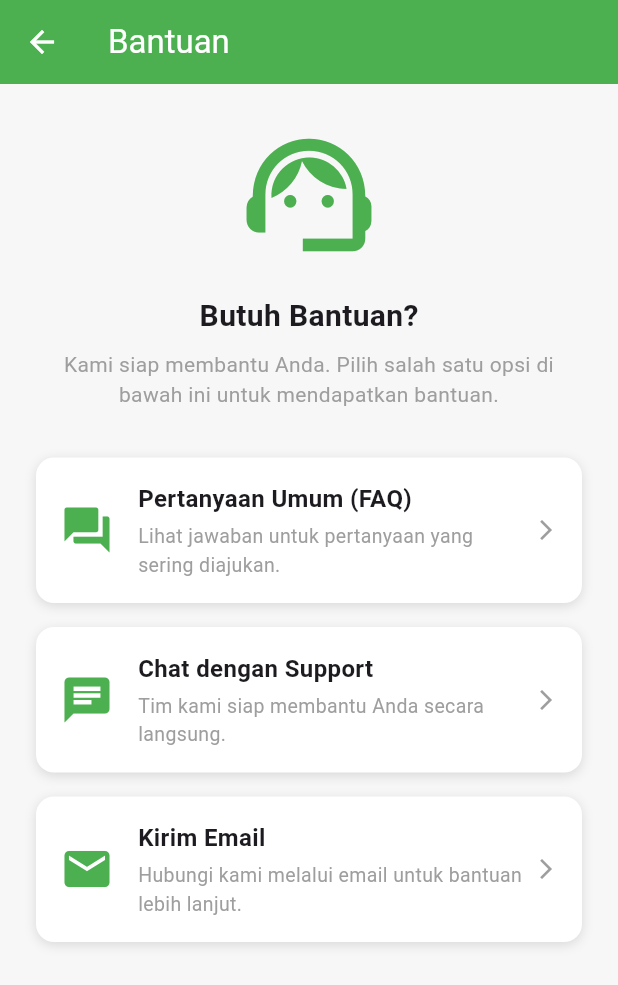
After one commit to MuhammadAkaSahadi/Projek_UAS_PBM, a Flutter app: the Akun screen opened by its route, after a tap on "Bantuan", on a phone screen of 412 x 824 dp. The commit adds this screen. Shown: the top 985 px of the screen. Run offline on Flutter 3.47's test engine with Material 3 defaults, Android fonts, the phone set to English and light mode, and no system bars; our stand-ins replace auto_size_text, flutter_map, geolocator, image_picker, latlong2, lucide_icons.

Commit message:
Fahril akun

```diff
--- a/lib/main.dart
+++ b/lib/main.dart
@@ -3,11 +3,13 @@ import 'package:intl/date_symbol_data_local.dart';
 import 'package:projek_uas/screen/beranda.dart';
 import 'package:projek_uas/screen/kebunSaya.dart';
 import 'package:projek_uas/screen/tips.dart';
-import 'package:projek_uas/screen/akun.dart';
+import 'package:projek_uas/screen/profile/akun.dart';
 import 'package:projek_uas/screen/splash_screen1.dart';
 import 'package:projek_uas/screen/splash_screen2.dart';
 import 'package:projek_uas/screen/LoginRegister/login_screen.dart';
 import 'package:projek_uas/screen/LoginRegister/register_screen.dart';
+
+
 
 void main() async {
   WidgetsFlutterBinding.ensureInitialized();
@@ -34,7 +36,9 @@ class MyApp extends StatelessWidget {
         '/login': (context) => LoginScreen(),
         '/register': (context) => RegisterScreen(),
         '/home': (context) => const MyHomePage(title: 'Pocket Farm'),
+        '/Akun': (context) => const Akun(), // Tambahan ini
       },
+
     );
   }
 }
--- a/lib/screen/beranda.dart
+++ b/lib/screen/beranda.dart
@@ -15,6 +15,7 @@ class _BerandaState extends State<Beranda> {
     return Scaffold(
       backgroundColor: const Color.fromRGBO(247, 247, 247, 1),
       appBar: AppBar(
+          automaticallyImplyLeading: false,
           backgroundColor: const Color.fromRGBO(247, 247, 247, 1),
           elevation: 0,
           title: Row(
--- /dev/null
+++ b/lib/screen/masukan_screen.dart
@@ -0,0 +1 @@
+// TODO Implement this library.
--- /dev/null
+++ b/lib/screen/pengaturan_screen.dart
@@ -0,0 +1 @@
+// TODO Implement this library.
--- /dev/null
+++ b/lib/screen/profile/akun.dart
@@ -0,0 +1,108 @@
+import 'package:flutter/material.dart';
+import 'package:projek_uas/screen/profile/bantuan_screen.dart';
+import 'package:projek_uas/screen/profile/masukan_screen.dart';
+import 'package:projek_uas/screen/profile/pengaturan_screen.dart';
+import 'package:projek_uas/screen/profile/tentang_screen.dart';
+import '../../../widgets/profile_menu_item.dart';
+
+
+class Akun extends StatelessWidget {
+  const Akun({super.key});
+
+  @override
+  Widget build(BuildContext context) {
+    return Scaffold(
+      body: SafeArea(
+        child: Column(
+          children: [
+            const SizedBox(height: 20),
+            const Text(
+              "Profil",
+              style: TextStyle(fontSize: 28, fontWeight: FontWeight.bold),
+            ),
+            const SizedBox(height: 20),
+            const CircleAvatar(
+              radius: 50,
+              backgroundColor: Colors.grey,
+              child: Icon(Icons.person, size: 60, color: Colors.white),
+            ),
+            const SizedBox(height: 10),
+            const Text(
+              "Anggun Mellanie",
+              style: TextStyle(fontSize: 18, fontWeight: FontWeight.w500),
+            ),
+            const SizedBox(height: 30),
+            ProfileMenuItem(
+              icon: Icons.info,
+              label: "Tentang",
+              onTap: () {
+                Navigator.push(
+                  context,
+                  MaterialPageRoute(builder: (_) => const TentangScreen()),
+                );
+              },
+            ),
+            ProfileMenuItem(
+              icon: Icons.settings,
+              label: "Pengaturan",
+              onTap: () {
+                Navigator.push(
+                  context,
+                  MaterialPageRoute(builder: (_) => const PengaturanScreen()),
+                );
+              },
+            ),
+            ProfileMenuItem(
+              icon: Icons.help,
+              label: "Bantuan",
+              onTap: () {
+                Navigator.push(
+                  context,
+                  MaterialPageRoute(builder: (_) => const BantuanScreen()),
+                );
+              },
+            ),
+            ProfileMenuItem(
+              icon: Icons.feedback,
+              label: "Masukan",
+              onTap: () {
+                Navigator.push(
+                  context,
+                  MaterialPageRoute(builder: (_) => const MasukanScreen()),
+                );
+              },
+            ),
+            ProfileMenuItem(
+              icon: Icons.logout,
+              label: "Keluar",
+              onTap: () {
+                // Tambahkan logika logout di sini, misal: clear session, redirect login
+                showDialog(
+                  context: context,
+                  builder: (context) => AlertDialog(
+                    title: const Text("Keluar"),
+                    content: const Text("Apakah Anda yakin ingin keluar?"),
+                    actions: [
+                      TextButton(
+                        onPressed: () => Navigator.pop(context),
+                        child: const Text("Batal"),
+                      ),
+                      TextButton(
+                        onPressed: () {
+                          // Contoh aksi logout
+                          Navigator.pop(context); // tutup dialog
+                          Navigator.pop(context); // kembali ke layar sebelumnya
+                        },
+                        child: const Text("Keluar"),
+                      ),
+                    ],
+                  ),
+                );
+              },
+            ),
+          ],
+        ),
+      ),
+    );
+  }
+}
--- /dev/null
+++ b/lib/screen/profile/bantuan_screen.dart
@@ -0,0 +1,128 @@
+import 'package:flutter/material.dart';
+
+class BantuanScreen extends StatelessWidget {
+  const BantuanScreen({super.key});
+
+  @override
+  Widget build(BuildContext context) {
+    return Scaffold(
+      appBar: AppBar(
+        title: const Text("Bantuan"),
+        backgroundColor: const Color(0xFF4CAF50),
+        foregroundColor: Colors.white,
+      ),
+      backgroundColor: const Color(0xFFF7F7F7),
+      body: SingleChildScrollView(
+        child: Padding(
+          padding: const EdgeInsets.all(24.0),
+          child: Column(
+            children: [
+              const Icon(Icons.support_agent, size: 100, color: Colors.green),
+              const SizedBox(height: 16),
+              const Text(
+                "Butuh Bantuan?",
+                style: TextStyle(
+                  fontSize: 20,
+                  fontWeight: FontWeight.bold,
+                ),
+              ),
+              const SizedBox(height: 8),
+              const Text(
+                "Kami siap membantu Anda. Pilih salah satu opsi di bawah ini untuk mendapatkan bantuan.",
+                textAlign: TextAlign.center,
+                style: TextStyle(fontSize: 14, color: Colors.grey),
+              ),
+              const SizedBox(height: 32),
+              _buildHelpOption(
+                icon: Icons.question_answer,
+                title: "Pertanyaan Umum (FAQ)",
+                subtitle: "Lihat jawaban untuk pertanyaan yang sering diajukan.",
+                onTap: () {
+                  // Arahkan ke halaman FAQ jika tersedia
+                  ScaffoldMessenger.of(context).showSnackBar(
+                    const SnackBar(content: Text('Fitur FAQ belum tersedia')),
+                  );
+                },
+              ),
+              const SizedBox(height: 16),
+              _buildHelpOption(
+                icon: Icons.chat,
+                title: "Chat dengan Support",
+                subtitle: "Tim kami siap membantu Anda secara langsung.",
+                onTap: () {
+                  // Arahkan ke fitur chat support jika tersedia
+                  ScaffoldMessenger.of(context).showSnackBar(
+                    const SnackBar(content: Text('Fitur Chat belum tersedia')),
+                  );
+                },
+              ),
+              const SizedBox(height: 16),
+              _buildHelpOption(
+                icon: Icons.email,
+                title: "Kirim Email",
+                subtitle: "Hubungi kami melalui email untuk bantuan lebih lanjut.",
+                onTap: () {
+                  // Kirim email atau buka form email
+                  ScaffoldMessenger.of(context).showSnackBar(
+                    const SnackBar(content: Text('Fitur Email belum tersedia')),
+                  );
+                },
+              ),
+            ],
+          ),
+        ),
+      ),
+    );
+  }
+
+  Widget _buildHelpOption({
+    required IconData icon,
+    required String title,
+    required String subtitle,
+    required VoidCallback onTap,
+  }) {
+    return InkWell(
+      onTap: onTap,
+      borderRadius: BorderRadius.circular(12),
+      child: Container(
+        padding: const EdgeInsets.all(16),
+        decoration: BoxDecoration(
+          color: Colors.white,
+          borderRadius: BorderRadius.circular(12),
+          boxShadow: const [
+            BoxShadow(
+              color: Colors.black12,
+              blurRadius: 6,
+              offset: Offset(0, 2),
+            )
+          ],
+        ),
+        child: Row(
+          children: [
+            Icon(icon, size: 36, color: Colors.green),
+            const SizedBox(width: 16),
+            Expanded(
+              child: Column(
+                crossAxisAlignment: CrossAxisAlignment.start,
+                children: [
+                  Text(title,
+                      style: const TextStyle(
+                        fontWeight: FontWeight.bold,
+                        fontSize: 16,
+                      )),
+                  const SizedBox(height: 4),
+                  Text(subtitle,
+                      style: const TextStyle(
+                        fontSize: 13,
+                        color: Colors.grey,
+                      )),
+                ],
+              ),
+            ),
+            const Icon(Icons.arrow_forward_ios, size: 16, color: Colors.grey),
+          ],
+        ),
+      ),
+    );
+  }
+}
--- /dev/null
+++ b/lib/screen/profile/tentang_screen.dart
@@ -0,0 +1,28 @@
+import 'package:flutter/material.dart';
+
+class TentangScreen extends StatelessWidget {
+  const TentangScreen({super.key});
+
+  @override
+  Widget build(BuildContext context) {
+    return Scaffold(
+      appBar: AppBar(title: const Text("Tentang")),
+      body: const SingleChildScrollView(
+        padding: EdgeInsets.all(16.0),
+        child: Center(
+          child: Text(
+            "PocketFarm adalah aplikasi digital yang dirancang khusus untuk membantu Petugas Penyuluh Pertanian (PPL) dalam mendampingi petani secara efektif dan berbasis data. "
+            "Melalui fitur Pemetaan Lahan, PPL dapat membuat peta digital kebun atau lahan petani lengkap dengan batas wilayah, nama, dan jenis tanaman. "
+            "Aplikasi ini juga terintegrasi dengan informasi cuaca lokal, sehingga setiap lahan yang dipantau dapat disesuaikan pengelolaannya berdasarkan kondisi cuaca terkini.\n\n"
+            "Untuk mendukung aktivitas harian PPL, tersedia fitur Manajemen Tanaman dan Lahan, mulai dari pencatatan tanaman, jadwal penyiraman, pemupukan, hingga panen. "
+            "Setiap aktivitas bisa didokumentasikan secara berkala melalui foto langsung dari lapangan. "
+            "Selain itu, PocketFarm juga menyediakan fitur Analisis Hasil Panen dan Produktivitas, serta laporan kegiatan dan ekspor data sebagai dokumentasi resmi ke dinas atau lembaga terkait. "
+            "Dengan PocketFarm, proses penyuluhan menjadi lebih modern, terstruktur, dan tepat sasaran.",
+            style: TextStyle(fontSize: 16),
+            textAlign: TextAlign.justify,
+          ),
+        ),
+      ),
+    );
+  }
+}
--- /dev/null
+++ b/lib/screen/tentang_screen.dart
@@ -0,0 +1 @@
+// TODO Implement this library.
--- /dev/null
+++ b/lib/widgets/profile_menu_item.dart
@@ -0,0 +1,27 @@
+import 'package:flutter/material.dart';
+
+class ProfileMenuItem extends StatelessWidget {
+  final IconData icon;
+  final String label;
+  final VoidCallback onTap;
+
+  const ProfileMenuItem({
+    super.key,
+    required this.icon,
+    required this.label,
+    required this.onTap,
+  });
+
+  @override
+  Widget build(BuildContext context) {
+    return ListTile(
+      leading: CircleAvatar(
+        backgroundColor: Colors.green,
+        child: Icon(icon, color: Colors.white),
+      ),
+      title: Text(label, style: const TextStyle(fontSize: 18)),
+      trailing: const Icon(Icons.chevron_right),
+      onTap: onTap,
+    );
+  }
+}
--- a/pubspec.yaml
+++ b/pubspec.yaml
@@ -47,6 +47,7 @@ dependencies:
   intl: ^0.18.1
   auto_size_text: ^3.0.0
   flutter_native_splash: ^2.3.5
+  image_picker: ^1.0.4
 
 
 
```
Also changed, not shown: lib/screen/akun.dart (deleted, +0 -10 lines), lib/screen/profile/masukan_screen.dart (added, +82 -0 lines), lib/screen/profile/pengaturan_screen.dart (added, +140 -0 lines), pubspec.lock, 5 other files. Lines whose indentation alone changed are shown as unchanged.
